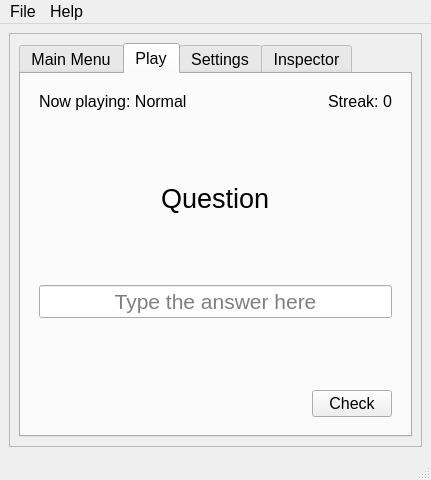
The window that v2/main.ui (LuuppiChan/luupycards) describes before a commit, drawn with Qt 5.
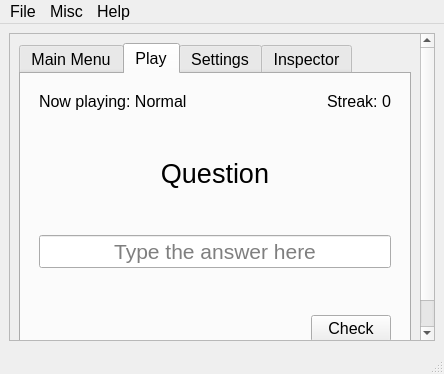
The same window after the commit. The open tabs and pages were chosen to show the change. Icons and pictures are not drawn.

What changed in the file:
```diff
--- a/v2/main.ui
+++ b/v2/main.ui
@@ -6,8 +6,8 @@
    <rect>
     <x>0</x>
     <y>0</y>
-    <width>431</width>
-    <height>480</height>
+    <width>444</width>
+    <height>374</height>
    </rect>
   </property>
   <property name="font">
@@ -40,8 +40,8 @@
         <rect>
          <x>0</x>
          <y>0</y>
-         <width>415</width>
-         <height>403</height>
+         <width>428</width>
+         <height>297</height>
         </rect>
        </property>
        <layout class="QGridLayout" name="gridLayout_11">
@@ -50,6 +50,12 @@
           <property name="enabled">
            <bool>true</bool>
           </property>
+          <property name="sizePolicy">
+           <sizepolicy hsizetype="Expanding" vsizetype="Expanding">
+            <horstretch>0</horstretch>
+            <verstretch>0</verstretch>
+           </sizepolicy>
+          </property>
           <property name="font">
            <font>
             <pointsize>12</pointsize>
@@ -232,7 +238,7 @@
                <property name="enabled">
                 <bool>true</bool>
                </property>
-               <layout class="QVBoxLayout" name="verticalLayout_4">
+               <layout class="QVBoxLayout" name="verticalLayout_3">
                 <item>
                  <layout class="QHBoxLayout" name="horizontalLayout_3">
                   <item>
@@ -279,8 +285,16 @@
                   </property>
                  </spacer>
                 </item>
-                <item alignment="Qt::AlignHCenter">
+                <item>
+                 <layout class="QHBoxLayout" name="horizontalLayout">
+                  <item>
                  <widget class="QLabel" name="label_question">
+                    <property name="sizePolicy">
+                     <sizepolicy hsizetype="Preferred" vsizetype="Preferred">
+                      <horstretch>0</horstretch>
+                      <verstretch>0</verstretch>
+                     </sizepolicy>
+                    </property>
                   <property name="font">
                    <font>
                     <pointsize>20</pointsize>
@@ -295,10 +309,27 @@
                   <property name="text">
                    <string>Question</string>
                   </property>
+                    <property name="scaledContents">
+                     <bool>true</bool>
+                    </property>
+                    <property name="alignment">
+                     <set>Qt::AlignCenter</set>
+                    </property>
                   <property name="wordWrap">
                    <bool>true</bool>
                   </property>
-                 </widget>
+                    <property name="margin">
+                     <number>0</number>
+                    </property>
+                    <property name="indent">
+                     <number>0</number>
+                    </property>
+                    <property name="textInteractionFlags">
+                     <set>Qt::LinksAccessibleByMouse|Qt::TextEditable|Qt::TextSelectableByMouse</set>
+                    </property>
+                   </widget>
+                  </item>
+                 </layout>
                 </item>
                 <item>
                  <spacer name="verticalSpacer_3">
@@ -417,7 +448,7 @@
                      <height>327</height>
                     </rect>
                    </property>
-                   <layout class="QVBoxLayout" name="verticalLayout_6">
+                   <layout class="QVBoxLayout" name="verticalLayout_4">
                     <item>
                      <layout class="QHBoxLayout" name="horizontalLayout_5">
                       <item>
@@ -1069,7 +1100,7 @@
     <rect>
      <x>0</x>
      <y>0</y>
-     <width>431</width>
+     <width>444</width>
      <height>33</height>
     </rect>
    </property>
@@ -1090,7 +1121,14 @@
     </property>
     <addaction name="actionRead_the_docs"/>
    </widget>
+   <widget class="QMenu" name="menuMisc">
+    <property name="title">
+     <string>Misc</string>
+    </property>
+    <addaction name="actionBig_mode"/>
+   </widget>
    <addaction name="menuFile"/>
+   <addaction name="menuMisc"/>
    <addaction name="menuHelp"/>
   </widget>
   <action name="actionCSV">
```
Left out of the diff: 44 changed lines with no effect on the pictures. Lines whose indentation alone changed are shown as unchanged.
